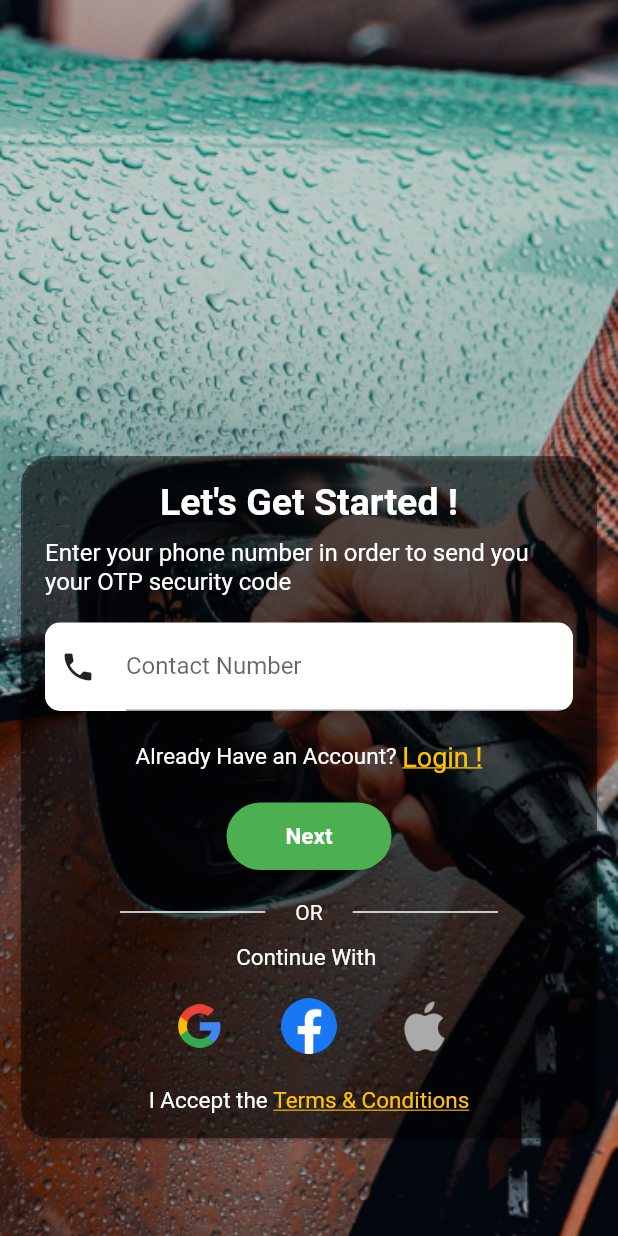
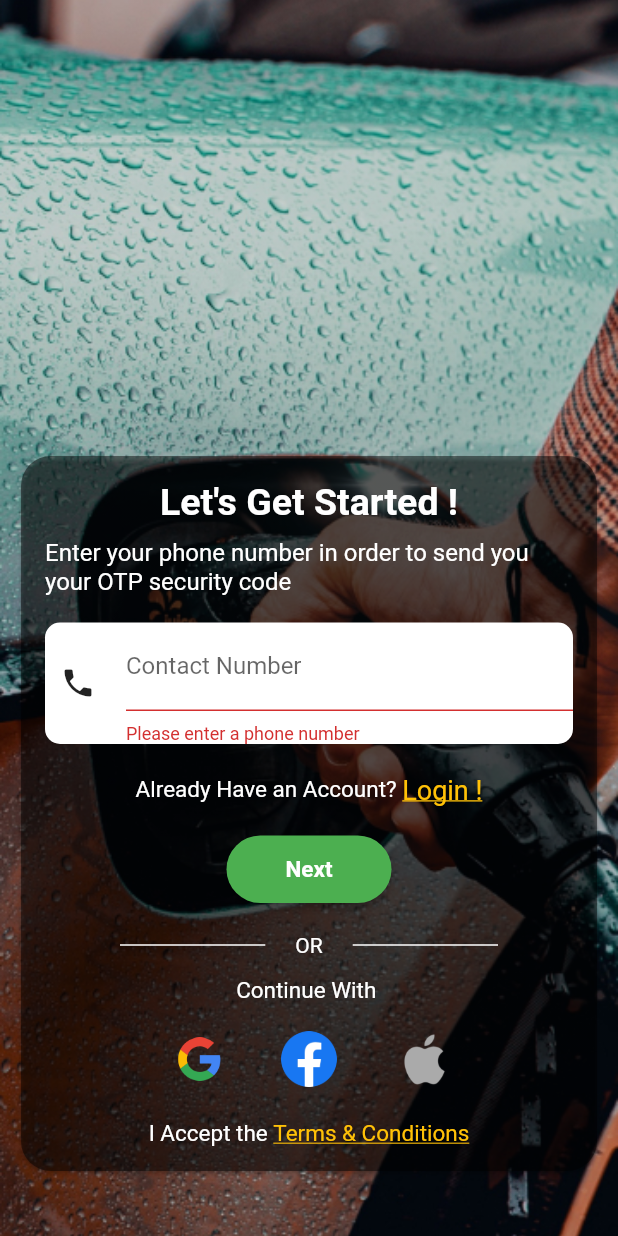
Before and after one commit to Atharvavpel/vcharge, a Flutter app: the RegistrationScreen screen opened directly, after a tap on "Next", on a phone screen of 412 x 824 dp. Run offline on Flutter 3.47's test engine with Material 2 defaults, Android fonts, the light colour scheme and no system bars; our stand-ins replace curved_navigation_bar, date_picker_timeline, dio, flutter_map, flutter_secure_storage, flutter_svg and 10 more; missing offline and left inert: flutter_map_marker_cluster, latlng, paytm_allinonesdk, qr_code_scanner, razorpay_flutter, redis; accounts and stored records are empty; network calls fail.

Commit message:
Registation Completed

```diff
--- a/lib/view/Security/RegistrationScreen.dart
+++ b/lib/view/Security/RegistrationScreen.dart
@@ -3,7 +3,6 @@ import 'dart:ui';
 
 import 'package:flutter/material.dart';
 import 'package:get/get.dart';
-import 'package:get/get_core/src/get_main.dart';
 import 'package:http/http.dart' as http;
 import 'package:vcharge/view/Security/LoginScreen.dart';
 import 'package:vcharge/view/Security/VerifyOtpScreen.dart';
@@ -15,12 +14,15 @@ class RegistrationScreen extends StatefulWidget {
 
 class _RegistrationScreenState extends State<RegistrationScreen> {
   TextEditingController phoneNumberController = TextEditingController();
+  final _formKey = GlobalKey<FormState>();
 
   void sendOtpRequest() async {
+    if (_formKey.currentState!.validate()) {
       String phoneNumber = phoneNumberController.text;
       final response = await http.get(
         Uri.parse(
-          "http://192.168.0.243:8090/auth/registerUser/sendOtp?phoneNumber=$phoneNumber"),
+          "http://192.168.0.243:8090/auth/registerUser/sendOtp?phoneNumber=$phoneNumber",
+        ),
       );
 
       if (response.statusCode == 200) {
@@ -47,7 +49,8 @@ class _RegistrationScreenState extends State<RegistrationScreen> {
           ScaffoldMessenger.of(context).showSnackBar(
             SnackBar(
               content: Text(
-                "OTP has already been sent recently. Please check your messages."),
+                "OTP has already been sent recently. Please check your messages.",
+              ),
             ),
           );
         } else if (status == "wait") {
@@ -72,13 +75,14 @@ class _RegistrationScreenState extends State<RegistrationScreen> {
         );
       }
     }
+  }
 
   @override
   Widget build(BuildContext context) {
     return Container(
         decoration: BoxDecoration(
           image: DecorationImage(
-            image: AssetImage('assets/images/background.jpg'), // Use AssetImage
+            image: AssetImage('assets/images/background.jpg'),
             fit: BoxFit.cover,
           ),
         ),
@@ -87,7 +91,9 @@ class _RegistrationScreenState extends State<RegistrationScreen> {
             gradient: LinearGradient(
               begin: Alignment.center,
               end: Alignment.bottomCenter,
-                  colors: [Colors.black12, Colors.transparent])),
+              colors: [Colors.black12, Colors.transparent],
+            ),
+          ),
           child: Scaffold(
             backgroundColor: Colors.transparent,
             body: SingleChildScrollView(
@@ -108,7 +114,8 @@ class _RegistrationScreenState extends State<RegistrationScreen> {
                           style: TextStyle(
                             color: Colors.white,
                             fontWeight: FontWeight.bold,
-                              fontSize: 25),
+                            fontSize: 25,
+                          ),
                         ),
                         const SizedBox(
                           height: 10,
@@ -122,10 +129,13 @@ class _RegistrationScreenState extends State<RegistrationScreen> {
                         const SizedBox(
                           height: 18,
                         ),
-                        Container(
+                        Form(
+                          key: _formKey,
+                          child: Container(
                             decoration: BoxDecoration(
                               color: Colors.white,
-                            borderRadius: BorderRadius.all(Radius.circular(10)),
+                              borderRadius:
+                                  BorderRadius.all(Radius.circular(10)),
                             ),
                             padding: EdgeInsets.only(
                               left: 10,
@@ -144,10 +154,24 @@ class _RegistrationScreenState extends State<RegistrationScreen> {
                                     controller: phoneNumberController,
                                     decoration: const InputDecoration(
                                       prefixText: "+91",
-                                      labelText: 'Contact Number'),
+                                      labelText: 'Contact Number',
+                                    ),
+                                    validator: (value) {
+                                      if (value == null || value.isEmpty) {
+                                        return 'Please enter a phone number';
+                                      } else if (value.length != 10 ||
+                                          !value
+                                              .trim()
+                                              .replaceAll(RegExp(r'\s+'), '')
+                                              .contains(RegExp(r'^[0-9]*$'))) {
+                                        return 'Please enter a valid 10-digit phone number';
+                                      }
+                                      return null;
+                                    },
                                   ),
                                 ),
                               ],
+                            ),
                           ),
                         ),
                         SizedBox(height: 20),
--- a/lib/view/homeScreen/widgets/sideBarDrawer.dart
+++ b/lib/view/homeScreen/widgets/sideBarDrawer.dart
@@ -287,9 +287,7 @@ class _SideBarDrawerState extends State<SideBarDrawer> {
                   Padding(
                     padding: const EdgeInsets.only(left: 50.0, right: 20.0),
                     child: Container(
-                      decoration: const BoxDecoration(
-
-                          ),
+                      decoration: const BoxDecoration(),
                       child: const Icon(Icons.headphones),
                     ),
                   ),
```
Also changed, not shown: lib/view/Security/AdditionalDetailsScreen.dart (+62 -15 lines), lib/view/Security/EmailPasswordScreen.dart (+72 -15 lines), lib/view/Security/VerifyOtpScreen.dart (+48 -35 lines). Lines whose indentation alone changed are shown as unchanged.
